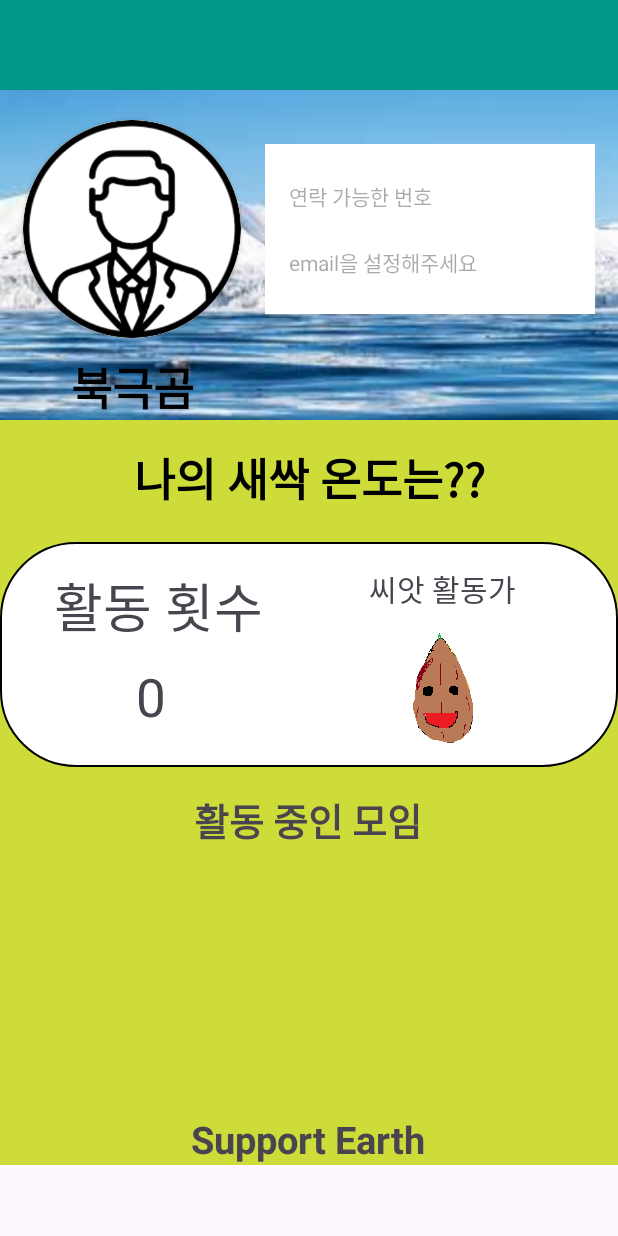
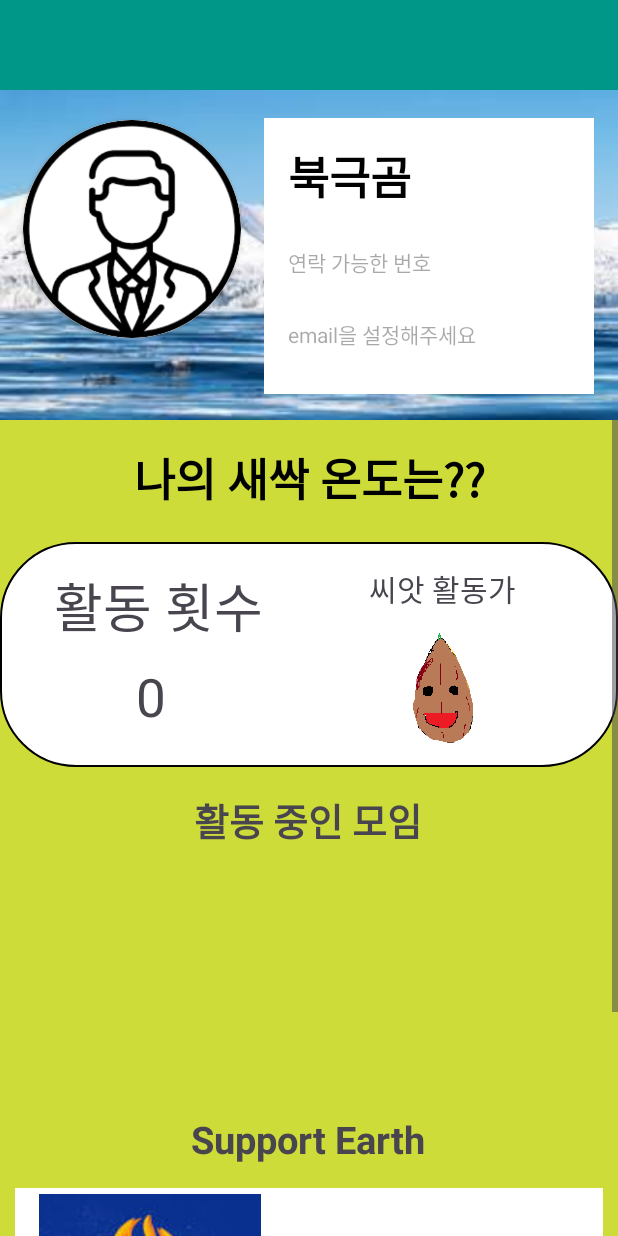
Before and after one commit to team3contactsApp/contactsApp, an Android app: the fragment MypageFragment shown on its own in the app's theme, on a phone screen of 412 x 824 dp. Run offline under Robolectric (Android 15) with nearby library versions, the phone set to English and light mode, and no system bars.

Commit message:
수정 : 레이아웃 페이지 프로필

```diff
--- a/app/build.gradle.kts
+++ b/app/build.gradle.kts
@@ -39,7 +39,7 @@ android {
 
 dependencies {
 
-    implementation("androidx.core:core-ktx:1.9.0")
+    implementation("androidx.core:core-ktx:1.12.0")
     implementation("androidx.appcompat:appcompat:1.6.1")
     implementation("com.google.android.material:material:1.11.0")
     implementation("androidx.constraintlayout:constraintlayout:2.1.4")
--- a/app/src/main/java/com/android/team3_contactsapp/MypageFragment.kt
+++ b/app/src/main/java/com/android/team3_contactsapp/MypageFragment.kt
@@ -1,27 +1,23 @@
 package com.android.team3_contactsapp
 
+import android.app.AlertDialog
 import android.os.Bundle
 import androidx.fragment.app.Fragment
 import android.view.LayoutInflater
 import android.view.View
 import android.view.ViewGroup
+import com.android.team3_contactsapp.databinding.FragmentMypageBinding
 
-// TODO: Rename parameter arguments, choose names that match
-// the fragment initialization parameters, e.g. ARG_ITEM_NUMBER
 private const val ARG_PARAM1 = "param1"
 private const val ARG_PARAM2 = "param2"
 
-/**
- * A simple [Fragment] subclass.
- * Use the [MypageFragment.newInstance] factory method to
- * create an instance of this fragment.
- */
 class MypageFragment : Fragment() {
-    // TODO: Rename and change types of parameters
     private var param1: String? = null
     private var param2: String? = null
+    private val binding by lazy {FragmentMypageBinding.inflate(layoutInflater)}
 
     override fun onCreate(savedInstanceState: Bundle?) {
+
         super.onCreate(savedInstanceState)
         arguments?.let {
             param1 = it.getString(ARG_PARAM1)
@@ -35,18 +31,10 @@ class MypageFragment : Fragment() {
     ): View? {
         // Inflate the layout for this fragment
         return inflater.inflate(R.layout.fragment_mypage, container, false)
+
     }
 
     companion object {
-        /**
-         * Use this factory method to create a new instance of
-         * this fragment using the provided parameters.
-         *
-         * @param param1 Parameter 1.
-         * @param param2 Parameter 2.
-         * @return A new instance of fragment MypageFragment.
-         */
-        // TODO: Rename and change types and number of parameters
         @JvmStatic
         fun newInstance(param1: String, param2: String) =
             MypageFragment().apply {
@@ -56,4 +44,5 @@ class MypageFragment : Fragment() {
                 }
             }
     }
+
 }
--- /dev/null
+++ b/app/src/main/res/layout/clear_dialog.xml
@@ -0,0 +1,37 @@
+<?xml version="1.0" encoding="utf-8"?>
+<LinearLayout xmlns:android="http://schemas.android.com/apk/res/android"
+    android:layout_width="match_parent"
+    android:layout_height="match_parent"
+    android:orientation="vertical">
+
+    <LinearLayout
+        android:layout_width="match_parent"
+        android:layout_height="wrap_content"
+        android:padding="16dp"
+        android:orientation="vertical">
+
+        <EditText
+            android:id="@+id/editText"
+            android:layout_width="match_parent"
+            android:layout_height="wrap_content"
+            android:ems="10"
+            android:inputType="textPersonName"
+            android:text="nickName" />
+
+        <EditText
+            android:id="@+id/editText2"
+            android:layout_width="match_parent"
+            android:layout_height="wrap_content"
+            android:ems="10"
+            android:inputType="textPersonName"
+            android:text="PhoneNumber" />
+
+        <EditText
+            android:id="@+id/editText3"
+            android:layout_width="match_parent"
+            android:layout_height="wrap_content"
+            android:ems="10"
+            android:inputType="textPersonName"
+            android:text="E-mail" />
+    </LinearLayout>
+</LinearLayout>
--- a/app/src/main/res/layout/fragment_mypage.xml
+++ b/app/src/main/res/layout/fragment_mypage.xml
@@ -12,7 +12,19 @@
         android:layout_height="60dp"
         android:background="#009688"
         app:layout_constraintStart_toStartOf="parent"
-        app:layout_constraintTop_toTopOf="parent" />
+        app:layout_constraintTop_toTopOf="parent" >
+
+        <ImageView
+            android:id="@+id/mypage_clear"
+            android:layout_width="30dp"
+            android:layout_height="30dp"
+            android:layout_marginEnd="16dp"
+            app:layout_constraintBottom_toBottomOf="parent"
+            app:layout_constraintEnd_toEndOf="parent"
+            app:layout_constraintTop_toTopOf="parent"
+            tools:src="@drawable/iv_menu" />
+
+    </androidx.constraintlayout.widget.ConstraintLayout>
 
 
     <androidx.constraintlayout.widget.ConstraintLayout
@@ -44,46 +56,47 @@
 
         </androidx.cardview.widget.CardView>
 
-        <TextView
-            android:id="@+id/mypage_name"
-            android:layout_width="wrap_content"
-            android:layout_height="wrap_content"
-            android:layout_marginTop="10dp"
-            android:text="@string/bokbear"
-            android:textColor="@color/black"
-            android:textSize="30sp"
-            android:textStyle="bold"
-            app:layout_constraintEnd_toEndOf="@+id/mypage_cardView"
-            app:layout_constraintStart_toStartOf="@+id/mypage_cardView"
-            app:layout_constraintTop_toBottomOf="@+id/mypage_cardView" />
-
         <androidx.constraintlayout.widget.ConstraintLayout
             android:layout_width="220dp"
-            android:layout_height="113dp"
+            android:layout_height="184dp"
             android:background="@color/white"
             app:layout_constraintBottom_toBottomOf="@+id/mypage_cardView"
             app:layout_constraintEnd_toEndOf="parent"
+            app:layout_constraintHorizontal_bias="0.483"
             app:layout_constraintStart_toEndOf="@+id/mypage_cardView"
-            app:layout_constraintTop_toTopOf="@+id/mypage_cardView" >
+            app:layout_constraintTop_toTopOf="@+id/mypage_cardView"
+            app:layout_constraintVertical_bias="0.051">
 
             <TextView
-                android:id="@+id/textView2"
+                android:id="@+id/mypage_phonenumber"
                 android:layout_width="176dp"
                 android:layout_height="28dp"
-                android:layout_marginStart="16dp"
                 android:layout_marginTop="24dp"
                 android:hint="@string/telable"
-                app:layout_constraintStart_toStartOf="parent"
-                app:layout_constraintTop_toTopOf="parent" />
+                app:layout_constraintStart_toStartOf="@+id/mypage_name"
+                app:layout_constraintTop_toBottomOf="@+id/mypage_name" />
 
             <TextView
                 android:id="@+id/textView"
                 android:layout_width="176dp"
                 android:layout_height="28dp"
+                android:layout_marginTop="20dp"
+                android:hint="@string/email"
+                app:layout_constraintStart_toStartOf="@+id/mypage_phonenumber"
+                app:layout_constraintTop_toBottomOf="@+id/mypage_phonenumber" />
+
+            <TextView
+                android:id="@+id/mypage_name"
+                android:layout_width="wrap_content"
+                android:layout_height="wrap_content"
+                android:layout_marginStart="16dp"
                 android:layout_marginTop="16dp"
-                android:hint="@string/email"
-                app:layout_constraintStart_toStartOf="@+id/textView2"
-                app:layout_constraintTop_toBottomOf="@+id/textView2" />
+                android:text="@string/bokbear"
+                android:textColor="@color/black"
+                android:textSize="30sp"
+                android:textStyle="bold"
+                app:layout_constraintStart_toStartOf="parent"
+                app:layout_constraintTop_toTopOf="parent" />
         </androidx.constraintlayout.widget.ConstraintLayout>
 
 
@@ -158,7 +171,7 @@
                     android:layout_height="wrap_content"
                     android:layout_marginStart="64dp"
                     android:text="@string/seedName"
-                    android:textSize="20dp"
+                    android:textSize="20sp"
                     app:layout_constraintBottom_toBottomOf="@+id/activity"
                     app:layout_constraintEnd_toEndOf="parent"
                     app:layout_constraintHorizontal_bias="0.093"
@@ -217,6 +230,72 @@
                 app:layout_constraintStart_toStartOf="parent"
                 app:layout_constraintTop_toBottomOf="@id/recycler1" />
 
+            <androidx.constraintlayout.widget.ConstraintLayout
+                android:layout_width="match_parent"
+                android:layout_height="wrap_content"
+                android:layout_marginStart="10dp"
+                android:layout_marginTop="15dp"
+                android:layout_marginEnd="10dp"
+                android:background="@color/white"
+                android:layout_marginBottom="25dp"
+                app:layout_constraintBottom_toBottomOf="parent"
+                app:layout_constraintEnd_toEndOf="parent"
+                app:layout_constraintStart_toStartOf="parent"
+                app:layout_constraintTop_toBottomOf="@+id/mypage_supportEarth">
+
+                <ImageView
+                    android:id="@+id/support_image1"
+                    android:layout_width="wrap_content"
+                    android:layout_height="wrap_content"
+                    android:layout_marginStart="16dp"
+                    android:layout_marginTop="4dp"
+                    android:layout_marginBottom="20dp"
+                    android:src="@drawable/earthwarm"
+                    app:layout_constraintBottom_toTopOf="@+id/textView5"
+                    app:layout_constraintStart_toStartOf="parent"
+                    app:layout_constraintTop_toTopOf="parent" />
+
+                <ImageView
+                    android:id="@+id/support_image2"
+                    android:layout_width="111dp"
+                    android:layout_height="131dp"
+                    android:layout_marginTop="16dp"
+                    android:layout_marginEnd="56dp"
+                    android:layout_marginBottom="20dp"
+                    android:src="@drawable/honeybee"
+                    app:layout_constraintBottom_toTopOf="@+id/textView4"
+                    app:layout_constraintEnd_toEndOf="parent"
+                    app:layout_constraintTop_toTopOf="parent" />
+
+                <TextView
+                    android:id="@+id/textView5"
+                    android:layout_width="wrap_content"
+                    android:layout_height="wrap_content"
+                    android:layout_marginTop="20dp"
+                    android:layout_marginBottom="10dp"
+                    android:text="@string/earthwarm"
+                    android:textSize="20sp"
+                    app:layout_constraintBottom_toBottomOf="parent"
+                    app:layout_constraintEnd_toEndOf="@+id/support_image1"
+                    app:layout_constraintStart_toStartOf="@+id/support_image1" />
+
+                <TextView
+                    android:id="@+id/textView4"
+                    android:layout_width="wrap_content"
+                    android:layout_height="wrap_content"
+                    android:layout_marginTop="20dp"
+                    android:layout_marginBottom="10dp"
+                    android:text="@string/honeybee"
+                    android:textSize="20sp"
+                    app:layout_constraintBottom_toBottomOf="parent"
+                    app:layout_constraintEnd_toEndOf="@+id/support_image2"
+                    app:layout_constraintStart_toStartOf="@+id/support_image2" />
+
+
+            </androidx.constraintlayout.widget.ConstraintLayout>
+
+
+
         </androidx.constraintlayout.widget.ConstraintLayout>
 
 
--- a/app/src/main/res/values/strings.xml
+++ b/app/src/main/res/values/strings.xml
@@ -15,4 +15,6 @@
     <string name="title_home">내 연락처</string>
     <string name="title_dashboard">모임</string>
     <string name="title_notifications">마이페이지</string>
+    <string name="honeybee">꿀벌 살리기 캠페인</string>
+    <string name="earthwarm">지구를 위한 모금</string>
 </resources>
```
Also changed, not shown: app/src/main/res/drawable/earthwarm.jpg (added), app/src/main/res/drawable/honeybee.png (added).
